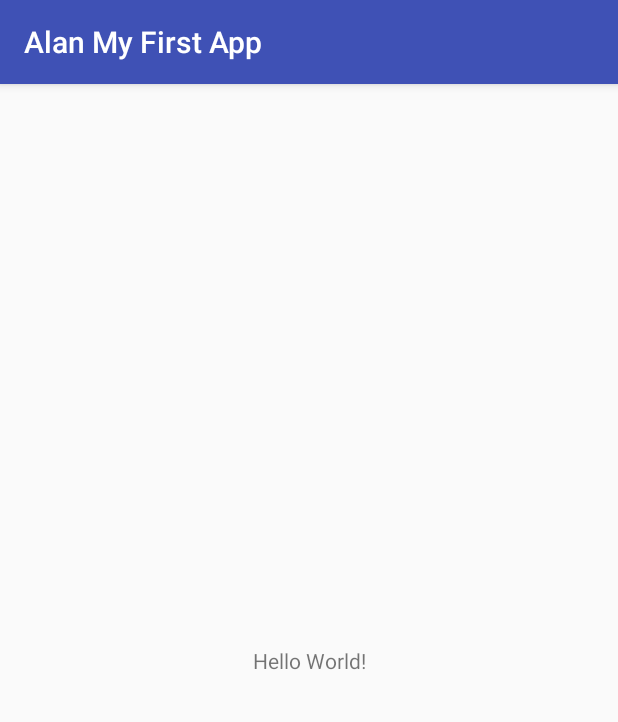
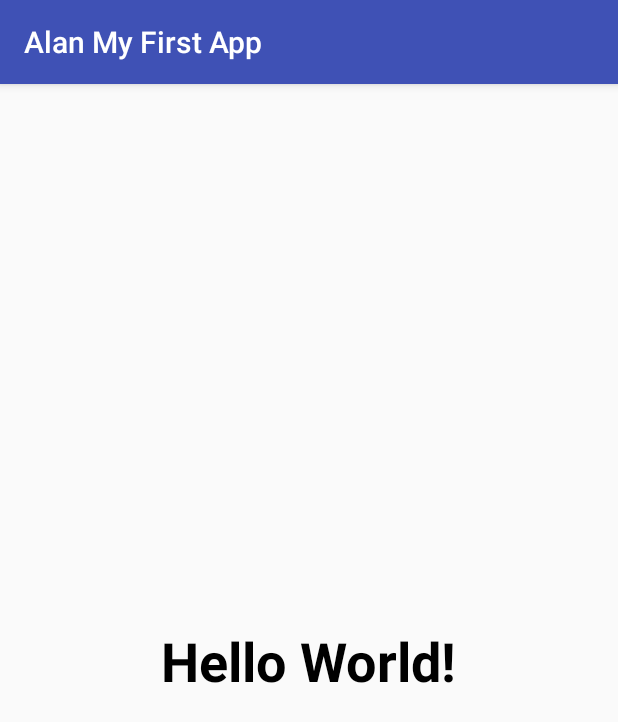
Before and after one commit to alannc/myFirstAndroidAppCourse, an Android app: the screen it shows after launch (MainActivity), on a phone screen of 412 x 824 dp. Shown: the top 722 px of the screen. Run offline under Robolectric (Android 15) with nearby library versions, the phone set to English and light mode, and no system bars.

Commit message:
Increased hello world size, and bolded it

```diff
--- a/app/src/main/java/com/alannnc/myfirstapp/alanmyfirstapp/MainActivity.java
+++ b/app/src/main/java/com/alannnc/myfirstapp/alanmyfirstapp/MainActivity.java
@@ -2,6 +2,8 @@ package com.alannnc.myfirstapp.alanmyfirstapp;
 
 import android.support.v7.app.AppCompatActivity;
 import android.os.Bundle;
+import android.util.Log;
+import android.view.View;
 
 public class MainActivity extends AppCompatActivity {
 
@@ -10,4 +12,8 @@ public class MainActivity extends AppCompatActivity {
         super.onCreate(savedInstanceState);
         setContentView(R.layout.activity_main);
     }
+
+    public void clickButton(View view) {
+        Log.v("Demo", "Button clicked");
+    }
 }
--- a/app/src/main/res/layout/activity_main.xml
+++ b/app/src/main/res/layout/activity_main.xml
@@ -9,7 +9,11 @@
     <TextView
         android:layout_width="wrap_content"
         android:layout_height="wrap_content"
+        android:onClick="clickButton"
         android:text="Hello World!"
+        android:textColor="@android:color/black"
+        android:textSize="36sp"
+        android:textStyle="bold"
         app:layout_constraintBottom_toBottomOf="parent"
         app:layout_constraintLeft_toLeftOf="parent"
         app:layout_constraintRight_toRightOf="parent"
```
